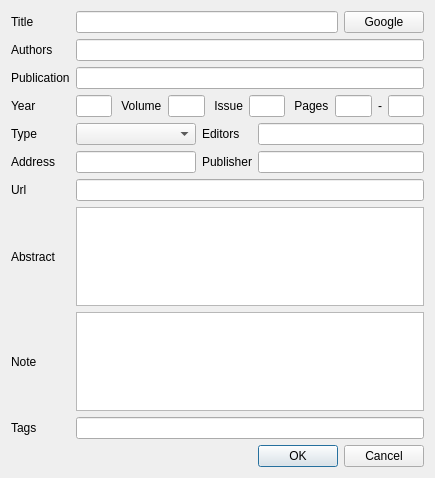
This is PaperDlg.ui in congchenutd/papernet as Qt 5 draws it before an edit. The edited form follows.
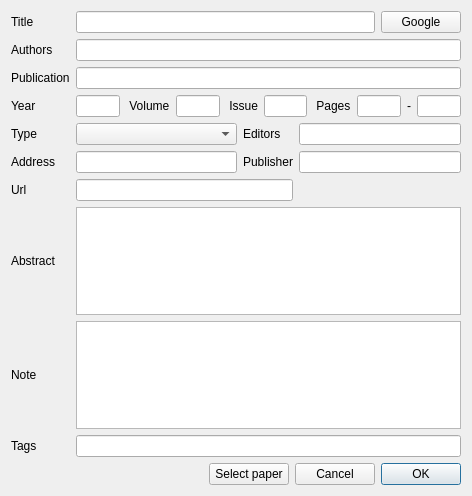
This is the edited form. Custom widgets are drawn as their Qt base class.

Commit message: + "Select paper" button on PaperDlg allowing jumping to the paper, useful when the dlg is opened from related widgets + MultiSectionCompleter

```diff
--- a/PaperDlg.ui
+++ b/PaperDlg.ui
@@ -6,8 +6,8 @@
    <rect>
     <x>0</x>
     <y>0</y>
-    <width>435</width>
-    <height>478</height>
+    <width>472</width>
+    <height>496</height>
    </rect>
   </property>
   <property name="windowTitle">
@@ -21,20 +21,6 @@
      </property>
     </widget>
    </item>
-   <item row="0" column="1" colspan="3">
-    <layout class="QHBoxLayout" name="horizontalLayout_2">
-     <item>
-      <widget class="MyLineEdit" name="leTitle"/>
-     </item>
-     <item>
-      <widget class="QPushButton" name="btGoogle">
-       <property name="text">
-        <string>Google</string>
-       </property>
-      </widget>
-     </item>
-    </layout>
-   </item>
    <item row="1" column="0">
     <widget class="QLabel" name="Authors">
      <property name="text">
@@ -150,6 +136,9 @@
      </property>
     </widget>
    </item>
+   <item row="6" column="1" colspan="2">
+    <widget class="MyLineEdit" name="leUrl"/>
+   </item>
    <item row="7" column="0">
     <widget class="QLabel" name="label_3">
      <property name="text">
@@ -177,12 +166,63 @@
      </property>
     </widget>
    </item>
-   <item row="10" column="3">
-    <widget class="QDialogButtonBox" name="buttonBox">
-     <property name="standardButtons">
-      <set>QDialogButtonBox::Cancel|QDialogButtonBox::Ok</set>
-     </property>
-    </widget>
+   <item row="9" column="1" colspan="3">
+    <widget class="MyLineEdit" name="leTags"/>
+   </item>
+   <item row="10" column="0" colspan="4">
+    <layout class="QHBoxLayout" name="horizontalLayout_3">
+     <item>
+      <spacer name="horizontalSpacer">
+       <property name="orientation">
+        <enum>Qt::Horizontal</enum>
+       </property>
+       <property name="sizeHint" stdset="0">
+        <size>
+         <width>40</width>
+         <height>20</height>
+        </size>
+       </property>
+      </spacer>
+     </item>
+     <item>
+      <widget class="QPushButton" name="btSelectPaper">
+       <property name="text">
+        <string>Select paper</string>
+       </property>
+      </widget>
+     </item>
+     <item>
+      <widget class="QPushButton" name="btCancel">
+       <property name="text">
+        <string>Cancel</string>
+       </property>
+      </widget>
+     </item>
+     <item>
+      <widget class="QPushButton" name="btOK">
+       <property name="text">
+        <string>OK</string>
+       </property>
+       <property name="default">
+        <bool>true</bool>
+       </property>
+      </widget>
+     </item>
+    </layout>
+   </item>
+   <item row="0" column="1" colspan="3">
+    <layout class="QHBoxLayout" name="horizontalLayout_2">
+     <item>
+      <widget class="MyLineEdit" name="leTitle"/>
+     </item>
+     <item>
+      <widget class="QPushButton" name="btGoogle">
+       <property name="text">
+        <string>Google</string>
+       </property>
+      </widget>
+     </item>
+    </layout>
    </item>
    <item row="1" column="1" colspan="3">
     <widget class="MyLineEdit" name="leAuthors"/>
@@ -190,12 +230,6 @@
    <item row="2" column="1" colspan="3">
     <widget class="MyLineEdit" name="lePublication"/>
    </item>
-   <item row="6" column="1" colspan="3">
-    <widget class="MyLineEdit" name="leUrl"/>
-   </item>
-   <item row="9" column="1" colspan="3">
-    <widget class="MyLineEdit" name="leTags"/>
-   </item>
   </layout>
  </widget>
  <layoutdefault spacing="6" margin="11"/>
```
Left out of the diff: 25 changed lines with no effect on the pictures. The commit also changes 15 other files.
